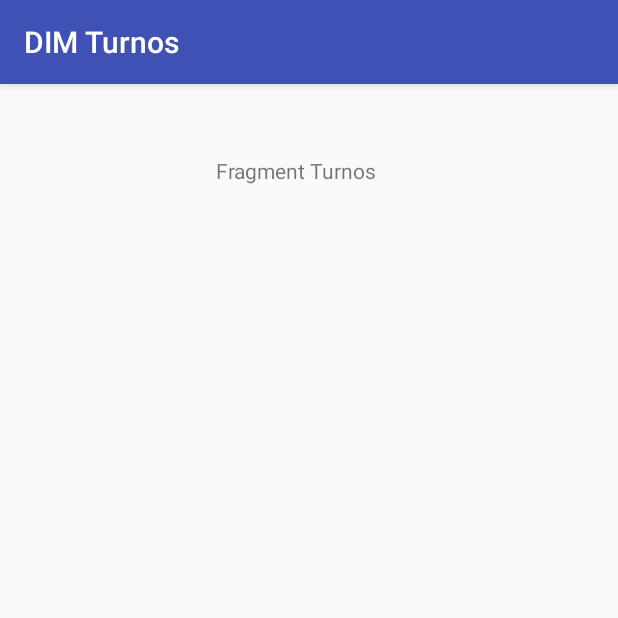
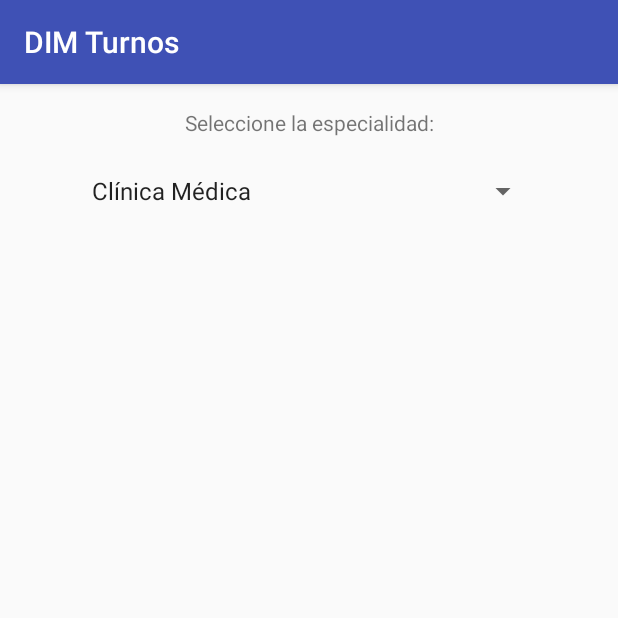
Before and after one commit to matisapatta/TurnosDIM, an Android app: the fragment TurnosFragment shown on its own in the app's theme, on a phone screen of 412 x 824 dp, the top half of it. Run offline under Robolectric (Android 15) with nearby library versions, the phone set to English and light mode, and no system bars.

Commit message:
Turnos Fragment

```diff
--- a/app/src/main/java/layout/TurnosFragment.java
+++ b/app/src/main/java/layout/TurnosFragment.java
@@ -7,6 +7,8 @@ import android.support.v4.app.Fragment;
 import android.view.LayoutInflater;
 import android.view.View;
 import android.view.ViewGroup;
+import android.widget.ArrayAdapter;
+import android.widget.Spinner;
 
 import mobile.mads.turnosdim.R;
 
@@ -23,6 +25,7 @@ public class TurnosFragment extends Fragment {
     // the fragment initialization parameters, e.g. ARG_ITEM_NUMBER
     private static final String ARG_PARAM1 = "param1";
     private static final String ARG_PARAM2 = "param2";
+    private Spinner spinnerEspecialidad;
 
     // TODO: Rename and change types of parameters
     private String mParam1;
@@ -59,13 +62,24 @@ public class TurnosFragment extends Fragment {
             mParam1 = getArguments().getString(ARG_PARAM1);
             mParam2 = getArguments().getString(ARG_PARAM2);
         }
+
     }
 
     @Override
     public View onCreateView(LayoutInflater inflater, ViewGroup container,
                              Bundle savedInstanceState) {
         // Inflate the layout for this fragment
-        return inflater.inflate(R.layout.fragment_turnos, container, false);
+        View view = inflater.inflate(R.layout.fragment_turnos, container, false);
+        spinnerEspecialidad = (Spinner)view.findViewById(R.id.spinnerEspecialidades);
+        ArrayAdapter<CharSequence> adapter = ArrayAdapter.createFromResource(getContext(),
+                R.array.especialidadesArray, android.R.layout.simple_spinner_item);
+        // Specify the layout to use when the list of choices appears
+        adapter.setDropDownViewResource(android.R.layout.simple_spinner_dropdown_item);
+        // Apply the adapter to the spinner
+        spinnerEspecialidad.setAdapter(adapter);
+
+
+        return view;
     }
 
     // TODO: Rename method, update argument and hook method into UI event
--- a/app/src/main/res/layout/fragment_turnos.xml
+++ b/app/src/main/res/layout/fragment_turnos.xml
@@ -10,17 +10,31 @@
 
 
     <TextView
-        android:text="Fragment Turnos"
+        android:text="@string/selectEspecialidad"
         android:layout_width="wrap_content"
         android:layout_height="wrap_content"
-        android:id="@+id/textView2"
-        android:layout_marginTop="48dp"
-        app:layout_constraintTop_toTopOf="@+id/fragmentTurnos"
-        android:layout_marginStart="48dp"
-        app:layout_constraintLeft_toLeftOf="@+id/fragmentTurnos"
-        android:layout_marginLeft="48dp"
+        android:id="@+id/selectEspecText"
         android:layout_marginEnd="16dp"
         app:layout_constraintRight_toRightOf="@+id/fragmentTurnos"
         android:layout_marginRight="16dp"
-        app:layout_constraintHorizontal_bias="0.4" />
+        android:layout_marginStart="16dp"
+        app:layout_constraintLeft_toLeftOf="@+id/fragmentTurnos"
+        android:layout_marginLeft="16dp"
+        android:layout_marginTop="16dp"
+        app:layout_constraintTop_toTopOf="@+id/fragmentTurnos" />
+
+    <Spinner
+        android:layout_width="306dp"
+        android:layout_height="23dp"
+        android:id="@+id/spinnerEspecialidades"
+        android:layout_marginTop="24dp"
+        app:layout_constraintTop_toBottomOf="@+id/selectEspecText"
+        android:layout_marginEnd="16dp"
+        app:layout_constraintRight_toRightOf="@+id/fragmentTurnos"
+        android:layout_marginRight="16dp"
+        android:layout_marginStart="16dp"
+        app:layout_constraintLeft_toLeftOf="@+id/fragmentTurnos"
+        android:layout_marginLeft="16dp" />
+
+
 </android.support.constraint.ConstraintLayout>
--- a/app/src/main/res/values/strings.xml
+++ b/app/src/main/res/values/strings.xml
@@ -13,6 +13,17 @@
     <string name="navUserOpt">Opciones de Usuario</string>
     <string name="navEndSession">Cerrar Sesión</string>
     <string name="navLocations">Centros de Atención</string>
+    <string name="selectEspecialidad">Seleccione la especialidad:</string>
+    <string-array name="especialidadesArray">
+        <item>Clínica Médica</item>
+        <item>Dermatología</item>
+        <item>Fisioterapia</item>
+        <item>Odontología</item>
+        <item>Psiquiatría</item>
+        <item>Nutrición</item>
+        <item>Oftalmología</item>
+        <item>Urología</item>
+    </string-array>
 
     <!-- TODO: Remove or change this placeholder text -->
     <string name="hello_blank_fragment">Hello blank fragment</string>
```
